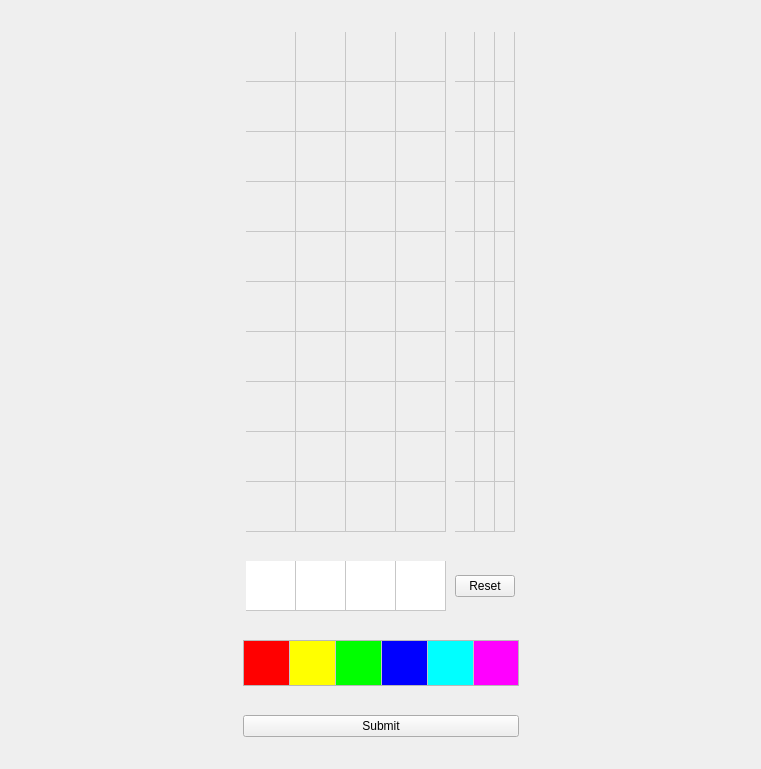
Qt form mainwindow.ui (wmichalski/QT_Mastermind) before a commit.
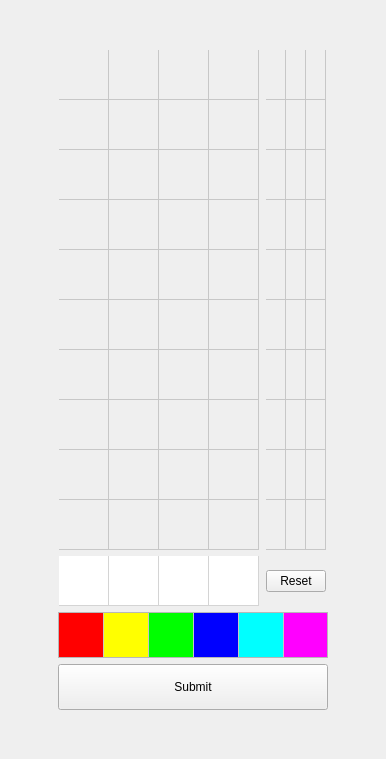
The same form after that commit. Icons and pictures are not drawn.

```diff
--- a/mainwindow.ui
+++ b/mainwindow.ui
@@ -9,8 +9,8 @@
    <rect>
     <x>0</x>
     <y>0</y>
-    <width>761</width>
-    <height>769</height>
+    <width>386</width>
+    <height>759</height>
    </rect>
   </property>
   <property name="sizePolicy">
@@ -45,6 +45,19 @@
      <layout class="QHBoxLayout" name="horizontalLayout_7">
       <item>
        <layout class="QVBoxLayout" name="verticalLayout_3">
+        <item>
+         <spacer name="verticalSpacer_2">
+          <property name="orientation">
+           <enum>Qt::Vertical</enum>
+          </property>
+          <property name="sizeHint" stdset="0">
+           <size>
+            <width>20</width>
+            <height>40</height>
+           </size>
+          </property>
+         </spacer>
+        </item>
         <item>
          <layout class="QHBoxLayout" name="horizontalLayout_4" stretch="0,0">
           <item>
@@ -298,6 +311,9 @@
          <layout class="QHBoxLayout" name="horizontalLayout_5">
           <item>
            <widget class="QTableWidget" name="thisGuessTable">
+            <property name="enabled">
+             <bool>false</bool>
+            </property>
             <property name="sizePolicy">
              <sizepolicy hsizetype="Minimum" vsizetype="Minimum">
               <horstretch>0</horstretch>
@@ -316,6 +332,421 @@
               <height>50</height>
              </size>
             </property>
+            <property name="palette">
+             <palette>
+              <active>
+               <colorrole role="WindowText">
+                <brush brushstyle="SolidPattern">
+                 <color alpha="255">
+                  <red>0</red>
+                  <green>0</green>
+                  <blue>0</blue>
+                 </color>
+                </brush>
+               </colorrole>
+               <colorrole role="Button">
+                <brush brushstyle="SolidPattern">
+                 <color alpha="255">
+                  <red>255</red>
+                  <green>255</green>
+                  <blue>255</blue>
+                 </color>
+                </brush>
+               </colorrole>
+               <colorrole role="Light">
+                <brush brushstyle="SolidPattern">
+                 <color alpha="255">
+                  <red>255</red>
+                  <green>255</green>
+                  <blue>255</blue>
+                 </color>
+                </brush>
+               </colorrole>
+               <colorrole role="Midlight">
+                <brush brushstyle="SolidPattern">
+                 <color alpha="255">
+                  <red>255</red>
+                  <green>255</green>
+                  <blue>255</blue>
+                 </color>
+                </brush>
+               </colorrole>
+               <colorrole role="Dark">
+                <brush brushstyle="SolidPattern">
+                 <color alpha="255">
+                  <red>127</red>
+                  <green>127</green>
+                  <blue>127</blue>
+                 </color>
+                </brush>
+               </colorrole>
+               <colorrole role="Mid">
+                <brush brushstyle="SolidPattern">
+                 <color alpha="255">
+                  <red>170</red>
+                  <green>170</green>
+                  <blue>170</blue>
+                 </color>
+                </brush>
+               </colorrole>
+               <colorrole role="Text">
+                <brush brushstyle="SolidPattern">
+                 <color alpha="255">
+                  <red>0</red>
+                  <green>0</green>
+                  <blue>0</blue>
+                 </color>
+                </brush>
+               </colorrole>
+               <colorrole role="BrightText">
+                <brush brushstyle="SolidPattern">
+                 <color alpha="255">
+                  <red>255</red>
+                  <green>255</green>
+                  <blue>255</blue>
+                 </color>
+                </brush>
+               </colorrole>
+               <colorrole role="ButtonText">
+                <brush brushstyle="SolidPattern">
+                 <color alpha="255">
+                  <red>0</red>
+                  <green>0</green>
+                  <blue>0</blue>
+                 </color>
+                </brush>
+               </colorrole>
+               <colorrole role="Base">
+                <brush brushstyle="SolidPattern">
+                 <color alpha="255">
+                  <red>255</red>
+                  <green>255</green>
+                  <blue>255</blue>
+                 </color>
+                </brush>
+               </colorrole>
+               <colorrole role="Window">
+                <brush brushstyle="SolidPattern">
+                 <color alpha="255">
+                  <red>255</red>
+                  <green>255</green>
+                  <blue>255</blue>
+                 </color>
+                </brush>
+               </colorrole>
+               <colorrole role="Shadow">
+                <brush brushstyle="SolidPattern">
+                 <color alpha="255">
+                  <red>0</red>
+                  <green>0</green>
+                  <blue>0</blue>
+                 </color>
+                </brush>
+               </colorrole>
+               <colorrole role="AlternateBase">
+                <brush brushstyle="SolidPattern">
+                 <color alpha="255">
+                  <red>255</red>
+                  <green>255</green>
+                  <blue>255</blue>
+                 </color>
+                </brush>
+               </colorrole>
+               <colorrole role="ToolTipBase">
+                <brush brushstyle="SolidPattern">
+                 <color alpha="255">
+                  <red>255</red>
+                  <green>255</green>
+                  <blue>220</blue>
+                 </color>
+                </brush>
+               </colorrole>
+               <colorrole role="ToolTipText">
+                <brush brushstyle="SolidPattern">
+                 <color alpha="255">
+                  <red>0</red>
+                  <green>0</green>
+                  <blue>0</blue>
+                 </color>
+                </brush>
+               </colorrole>
+              </active>
+              <inactive>
+               <colorrole role="WindowText">
+                <brush brushstyle="SolidPattern">
+                 <color alpha="255">
+                  <red>0</red>
+                  <green>0</green>
+                  <blue>0</blue>
+                 </color>
+                </brush>
+               </colorrole>
+               <colorrole role="Button">
+                <brush brushstyle="SolidPattern">
+                 <color alpha="255">
+                  <red>255</red>
+                  <green>255</green>
+                  <blue>255</blue>
+                 </color>
+                </brush>
+               </colorrole>
+               <colorrole role="Light">
+                <brush brushstyle="SolidPattern">
+                 <color alpha="255">
+                  <red>255</red>
+                  <green>255</green>
+                  <blue>255</blue>
+                 </color>
+                </brush>
+               </colorrole>
+               <colorrole role="Midlight">
+                <brush brushstyle="SolidPattern">
+                 <color alpha="255">
+                  <red>255</red>
+                  <green>255</green>
+                  <blue>255</blue>
+                 </color>
+                </brush>
+               </colorrole>
+               <colorrole role="Dark">
+                <brush brushstyle="SolidPattern">
+                 <color alpha="255">
+                  <red>127</red>
+                  <green>127</green>
+                  <blue>127</blue>
+                 </color>
+                </brush>
+               </colorrole>
+               <colorrole role="Mid">
+                <brush brushstyle="SolidPattern">
+                 <color alpha="255">
+                  <red>170</red>
+                  <green>170</green>
+                  <blue>170</blue>
+                 </color>
+                </brush>
+               </colorrole>
+               <colorrole role="Text">
+                <brush brushstyle="SolidPattern">
+                 <color alpha="255">
+                  <red>0</red>
+                  <green>0</green>
+                  <blue>0</blue>
+                 </color>
+                </brush>
+               </colorrole>
+               <colorrole role="BrightText">
+                <brush brushstyle="SolidPattern">
+                 <color alpha="255">
+                  <red>255</red>
+                  <green>255</green>
+                  <blue>255</blue>
+                 </color>
+                </brush>
+               </colorrole>
+               <colorrole role="ButtonText">
+                <brush brushstyle="SolidPattern">
+                 <color alpha="255">
+                  <red>0</red>
+                  <green>0</green>
+                  <blue>0</blue>
+                 </color>
+                </brush>
+               </colorrole>
+               <colorrole role="Base">
+                <brush brushstyle="SolidPattern">
+                 <color alpha="255">
+                  <red>255</red>
+                  <green>255</green>
+                  <blue>255</blue>
+                 </color>
+                </brush>
+               </colorrole>
+               <colorrole role="Window">
+                <brush brushstyle="SolidPattern">
+                 <color alpha="255">
+                  <red>255</red>
+                  <green>255</green>
+                  <blue>255</blue>
+                 </color>
+                </brush>
+               </colorrole>
+               <colorrole role="Shadow">
+                <brush brushstyle="SolidPattern">
+                 <color alpha="255">
+                  <red>0</red>
+                  <green>0</green>
+                  <blue>0</blue>
+                 </color>
+                </brush>
+               </colorrole>
+               <colorrole role="AlternateBase">
+                <brush brushstyle="SolidPattern">
+                 <color alpha="255">
+                  <red>255</red>
+                  <green>255</green>
+                  <blue>255</blue>
+                 </color>
+                </brush>
+               </colorrole>
+               <colorrole role="ToolTipBase">
+                <brush brushstyle="SolidPattern">
+                 <color alpha="255">
+                  <red>255</red>
+                  <green>255</green>
+                  <blue>220</blue>
+                 </color>
+                </brush>
+               </colorrole>
+               <colorrole role="ToolTipText">
+                <brush brushstyle="SolidPattern">
+                 <color alpha="255">
+                  <red>0</red>
+                  <green>0</green>
+                  <blue>0</blue>
+                 </color>
+                </brush>
+               </colorrole>
+              </inactive>
+              <disabled>
+               <colorrole role="WindowText">
+                <brush brushstyle="SolidPattern">
+                 <color alpha="255">
+                  <red>127</red>
+                  <green>127</green>
+                  <blue>127</blue>
+                 </color>
+                </brush>
+               </colorrole>
+               <colorrole role="Button">
+                <brush brushstyle="SolidPattern">
+                 <color alpha="255">
+                  <red>255</red>
+                  <green>255</green>
+                  <blue>255</blue>
+                 </color>
+                </brush>
+               </colorrole>
+               <colorrole role="Light">
+                <brush brushstyle="SolidPattern">
+                 <color alpha="255">
+                  <red>255</red>
+                  <green>255</green>
+                  <blue>255</blue>
+                 </color>
+                </brush>
+               </colorrole>
+               <colorrole role="Midlight">
+                <brush brushstyle="SolidPattern">
+                 <color alpha="255">
+                  <red>255</red>
+                  <green>255</green>
+                  <blue>255</blue>
+                 </color>
+                </brush>
+               </colorrole>
+               <colorrole role="Dark">
+                <brush brushstyle="SolidPattern">
+                 <color alpha="255">
+                  <red>127</red>
+                  <green>127</green>
+                  <blue>127</blue>
+                 </color>
+                </brush>
+               </colorrole>
+               <colorrole role="Mid">
+                <brush brushstyle="SolidPattern">
+                 <color alpha="255">
+                  <red>170</red>
+                  <green>170</green>
+                  <blue>170</blue>
+                 </color>
+                </brush>
+               </colorrole>
+               <colorrole role="Text">
+                <brush brushstyle="SolidPattern">
+                 <color alpha="255">
+                  <red>127</red>
+                  <green>127</green>
+                  <blue>127</blue>
+                 </color>
+                </brush>
+               </colorrole>
+               <colorrole role="BrightText">
+                <brush brushstyle="SolidPattern">
+                 <color alpha="255">
+                  <red>255</red>
+                  <green>255</green>
+                  <blue>255</blue>
+                 </color>
+                </brush>
+               </colorrole>
+               <colorrole role="ButtonText">
+                <brush brushstyle="SolidPattern">
+                 <color alpha="255">
+                  <red>127</red>
+                  <green>127</green>
+                  <blue>127</blue>
+                 </color>
+                </brush>
+               </colorrole>
+               <colorrole role="Base">
+                <brush brushstyle="SolidPattern">
+                 <color alpha="255">
+                  <red>255</red>
+                  <green>255</green>
+                  <blue>255</blue>
+                 </color>
+                </brush>
+               </colorrole>
+               <colorrole role="Window">
+                <brush brushstyle="SolidPattern">
+                 <color alpha="255">
+                  <red>255</red>
+                  <green>255</green>
+                  <blue>255</blue>
+                 </color>
+                </brush>
+               </colorrole>
+               <colorrole role="Shadow">
+                <brush brushstyle="SolidPattern">
+                 <color alpha="255">
+                  <red>0</red>
+                  <green>0</green>
+                  <blue>0</blue>
+                 </color>
+                </brush>
+               </colorrole>
+               <colorrole role="AlternateBase">
+                <brush brushstyle="SolidPattern">
+                 <color alpha="255">
+                  <red>255</red>
+                  <green>255</green>
+                  <blue>255</blue>
+                 </color>
+                </brush>
+               </colorrole>
+               <colorrole role="ToolTipBase">
+                <brush brushstyle="SolidPattern">
+                 <color alpha="255">
+                  <red>255</red>
+                  <green>255</green>
+                  <blue>220</blue>
+                 </color>
+                </brush>
+               </colorrole>
+               <colorrole role="ToolTipText">
+                <brush brushstyle="SolidPattern">
+                 <color alpha="255">
+                  <red>0</red>
+                  <green>0</green>
+                  <blue>0</blue>
+                 </color>
+                </brush>
+               </colorrole>
+              </disabled>
+             </palette>
+            </property>
             <property name="acceptDrops">
              <bool>true</bool>
             </property>
@@ -335,7 +766,7 @@
              <bool>true</bool>
             </property>
             <property name="cornerButtonEnabled">
-             <bool>true</bool>
+             <bool>false</bool>
             </property>
             <property name="rowCount">
              <number>1</number>
@@ -434,6 +865,9 @@
          <layout class="QHBoxLayout" name="horizontalLayout_6">
           <item>
            <widget class="QTableWidget" name="colorsTable">
+            <property name="enabled">
+             <bool>true</bool>
+            </property>
             <property name="sizePolicy">
              <sizepolicy hsizetype="Minimum" vsizetype="Minimum">
               <horstretch>1</horstretch>
@@ -442,13 +876,13 @@
             </property>
             <property name="minimumSize">
              <size>
-              <width>276</width>
+              <width>270</width>
               <height>46</height>
              </size>
             </property>
             <property name="maximumSize">
              <size>
-              <width>276</width>
+              <width>270</width>
               <height>46</height>
              </size>
             </property>
@@ -458,6 +892,9 @@
             <property name="styleSheet">
              <string notr="true">border-top-color: qlineargradient(spread:pad, x1:0, y1:0, x2:1, y2:0, stop:0 rgba(0, 0, 0, 255), stop:1 rgba(255, 255, 255, 255));</string>
             </property>
+            <property name="frameShadow">
+             <enum>QFrame::Sunken</enum>
+            </property>
             <property name="verticalScrollBarPolicy">
              <enum>Qt::ScrollBarAlwaysOff</enum>
             </property>
@@ -480,7 +917,7 @@
              <bool>false</bool>
             </attribute>
             <attribute name="horizontalHeaderDefaultSectionSize">
-             <number>46</number>
+             <number>45</number>
             </attribute>
             <attribute name="horizontalHeaderMinimumSectionSize">
              <number>0</number>
@@ -492,7 +929,7 @@
              <bool>false</bool>
             </attribute>
             <attribute name="verticalHeaderDefaultSectionSize">
-             <number>46</number>
+             <number>45</number>
             </attribute>
             <attribute name="verticalHeaderMinimumSectionSize">
              <number>0</number>
@@ -612,6 +1049,24 @@
         </item>
         <item>
          <widget class="QPushButton" name="submitButton">
+          <property name="sizePolicy">
+           <sizepolicy hsizetype="Preferred" vsizetype="Fixed">
+            <horstretch>0</horstretch>
+            <verstretch>0</verstretch>
+           </sizepolicy>
+          </property>
+          <property name="minimumSize">
+           <size>
+            <width>0</width>
+            <height>46</height>
+           </size>
+          </property>
+          <property name="maximumSize">
+           <size>
+            <width>270</width>
+            <height>16777215</height>
+           </size>
+          </property>
           <property name="acceptDrops">
            <bool>false</bool>
           </property>
@@ -620,6 +1075,19 @@
           </property>
          </widget>
         </item>
+        <item>
+         <spacer name="verticalSpacer">
+          <property name="orientation">
+           <enum>Qt::Vertical</enum>
+          </property>
+          <property name="sizeHint" stdset="0">
+           <size>
+            <width>20</width>
+            <height>40</height>
+           </size>
+          </property>
+         </spacer>
+        </item>
        </layout>
       </item>
      </layout>
```
Left out of the diff: 12 changed lines with no effect on the pictures.
